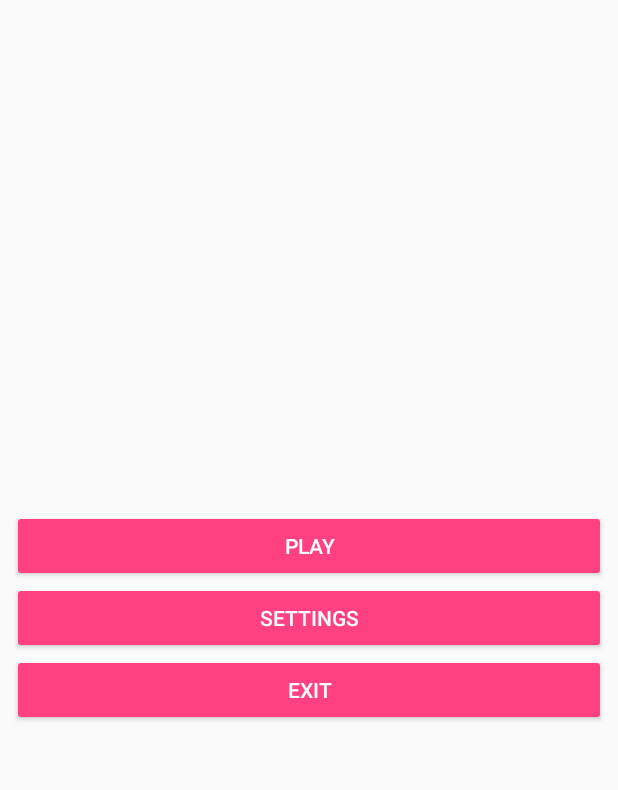
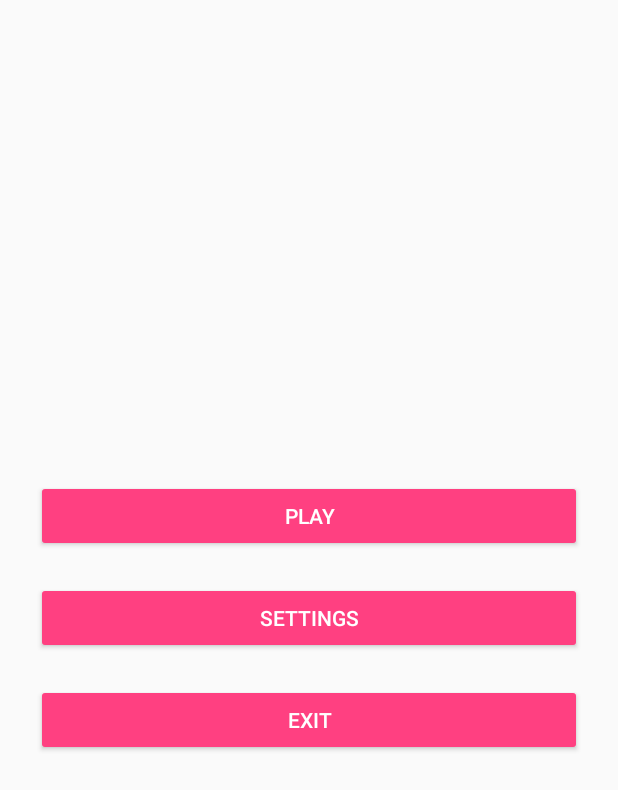
Before and after one commit to mrotko/battleship, an Android app: the MainActivity screen opened directly, with no data from a screen before it, on a phone screen of 412 x 824 dp. Shown: the top 790 px of the screen. Run offline under Robolectric (Android 15) with nearby library versions, the phone set to English and light mode, and no system bars.

Commit message:
małe zmiany w layoucie

```diff
--- a/app/src/main/res/layout/activity_game.xml
+++ b/app/src/main/res/layout/activity_game.xml
@@ -3,6 +3,7 @@
     android:id="@+id/flGameActivity"
     android:layout_width="match_parent"
     android:layout_height="match_parent"
+    android:paddingLeft="24dp"
+    android:paddingRight="24dp"
     android:orientation="horizontal">
-
 </FrameLayout>
--- a/app/src/main/res/layout/activity_main.xml
+++ b/app/src/main/res/layout/activity_main.xml
@@ -1,45 +1,32 @@
 <?xml version="1.0" encoding="utf-8"?>
-<android.support.constraint.ConstraintLayout xmlns:android="http://schemas.android.com/apk/res/android"
-    xmlns:app="http://schemas.android.com/apk/res-auto"
+<RelativeLayout xmlns:android="http://schemas.android.com/apk/res/android"
     xmlns:tools="http://schemas.android.com/tools"
     android:layout_width="match_parent"
     android:layout_height="match_parent"
-
+    android:paddingLeft="24dp"
+    android:paddingRight="24dp"
+    android:gravity="center"
     tools:context="com.example.michal.battleship.views.MainActivity">
-
-    <LinearLayout
-        android:layout_width="match_parent"
-        android:layout_height="match_parent"
-        android:layout_marginBottom="8dp"
-        android:layout_marginEnd="8dp"
-        android:layout_marginStart="8dp"
-        android:layout_marginTop="8dp"
-        android:gravity="center"
-        android:orientation="vertical"
-        app:layout_constraintBottom_toBottomOf="parent"
-        app:layout_constraintEnd_toEndOf="parent"
-        app:layout_constraintStart_toStartOf="parent"
-        app:layout_constraintTop_toTopOf="parent">
 
     <Button
         android:id="@+id/btnMenuPlay"
         android:layout_width="match_parent"
         android:layout_height="wrap_content"
-            android:text="@string/play"
-            tools:text="@string/play" />
+        android:layout_above="@+id/btnMenuSetting"
+        android:layout_marginBottom="20dp"
+        android:text="@string/play" />
 
     <Button
         android:id="@+id/btnMenuSetting"
         android:layout_width="match_parent"
         android:layout_height="wrap_content"
-            android:text="@string/settings"
-            tools:text="@string/settings" />
+        android:layout_above="@+id/btnMenuExit"
+        android:layout_marginBottom="20dp"
+        android:text="@string/settings" />
 
     <Button
         android:id="@+id/btnMenuExit"
         android:layout_width="match_parent"
         android:layout_height="wrap_content"
-            android:text="@string/exit"
-            tools:text="@string/exit" />
-    </LinearLayout>
-</android.support.constraint.ConstraintLayout>
+        android:text="@string/exit" />
+</RelativeLayout>
--- a/app/src/main/res/layout/expanded_widget.xml
+++ b/app/src/main/res/layout/expanded_widget.xml
@@ -17,8 +17,7 @@
             android:layout_width="370dp"
             android:layout_height="54dp"
             android:layout_weight="1"
-            android:gravity="center_vertical"
-            android:text="TextView" />
+            android:gravity="center_vertical" />
 
         <ImageView
             android:id="@+id/iv_expanded_widget_arrow"
```
Also changed, not shown: app/src/main/res/layout/activity_login.xml (+15 -14 lines), app/src/main/res/layout/activity_register.xml (+8 -8 lines). Lines whose indentation alone changed are shown as unchanged.
